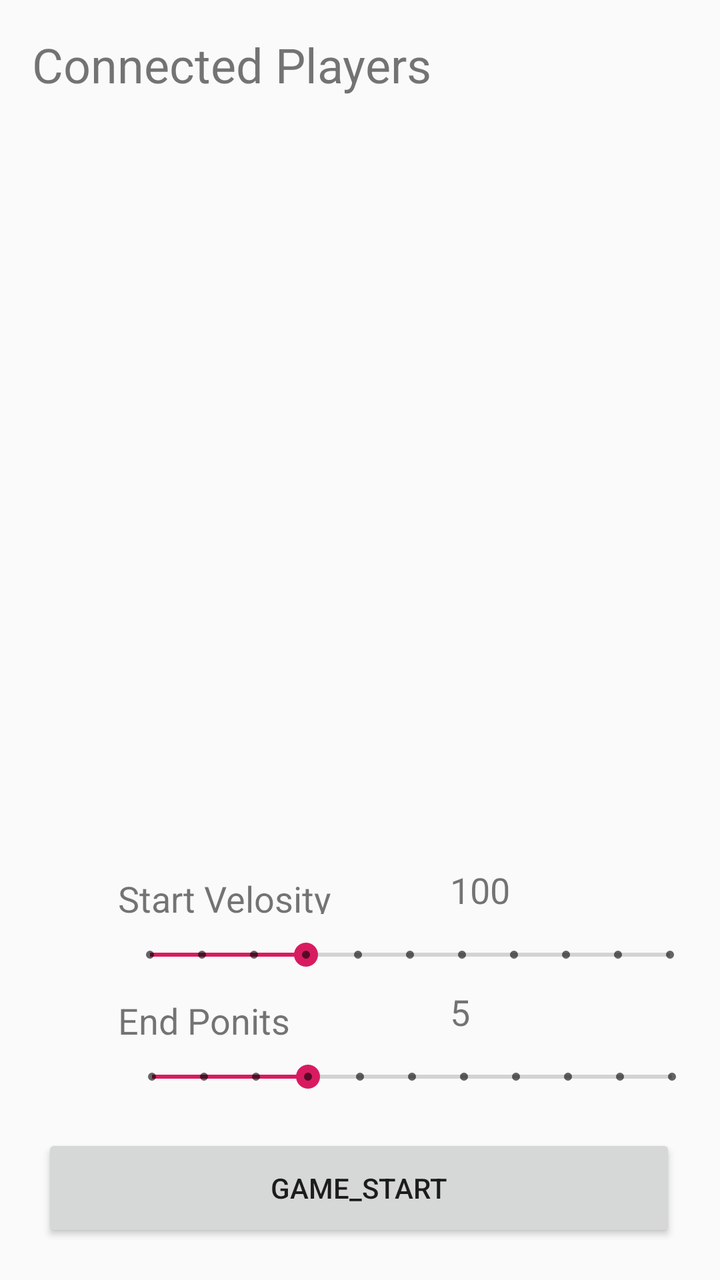
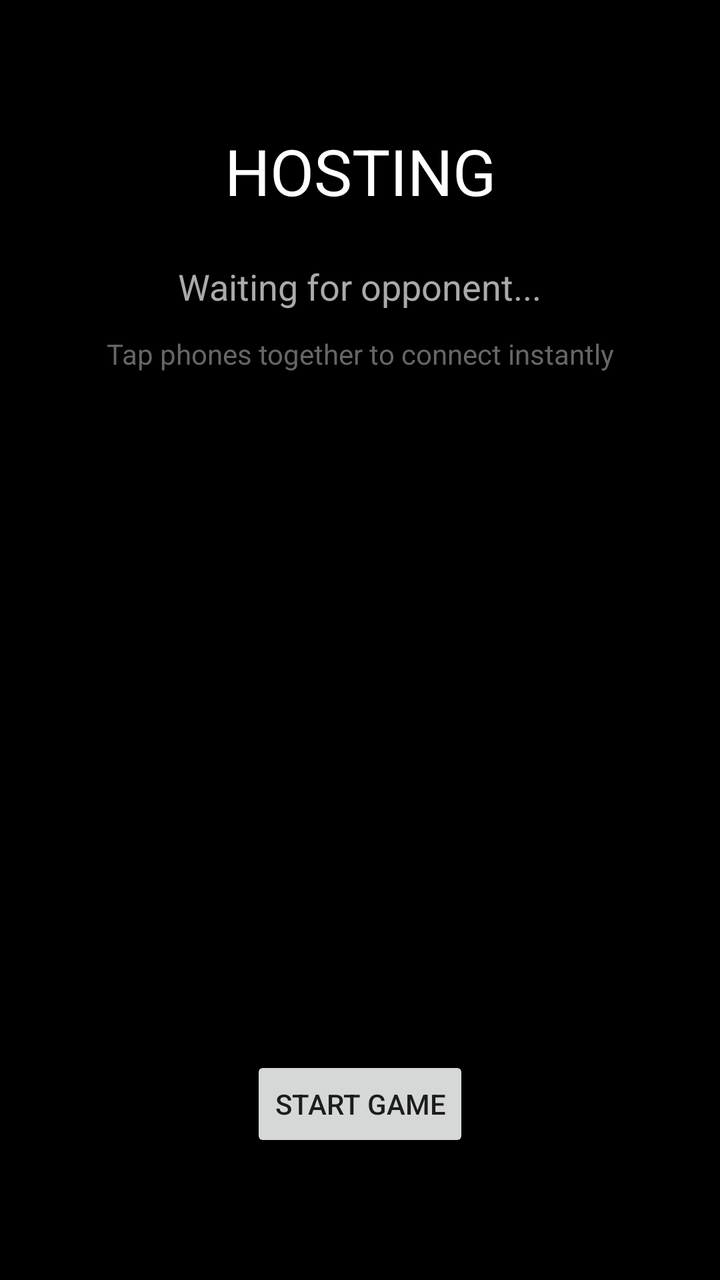

Before-and-after screenshots of an Android layout around one commit, followed by the original layout XML and the change that was made.
<!-- AndroidManifest.xml: application theme AppTheme -->
<!-- res/layout/host.xml -->
<?xml version="1.0" encoding="utf-8"?>
<android.support.constraint.ConstraintLayout
    xmlns:android="http://schemas.android.com/apk/res/android"
    xmlns:app="http://schemas.android.com/apk/res-auto"
    xmlns:tools="http://schemas.android.com/tools"
    android:layout_width="match_parent"
    android:layout_height="match_parent">

    <ListView
        android:id="@+id/Player_connected"
        android:layout_width="match_parent"
        android:layout_height="342dp"
        android:layout_below="@+id/onOff"
        android:layout_alignParentStart="true"
        android:layout_marginTop="52dp"
        android:background="@android:color/transparent"
        android:scrollbars="vertical"
        app:layout_constraintStart_toStartOf="parent"
        app:layout_constraintTop_toTopOf="parent" />

    <Button
        android:id="@+id/game_Start"
        android:layout_width="317dp"
        android:layout_height="54dp"
        android:layout_marginStart="161dp"
        android:layout_marginEnd="162dp"
        android:layout_marginBottom="19dp"
        android:text="Game_Start"
        app:layout_constraintBottom_toBottomOf="parent"
        app:layout_constraintEnd_toEndOf="parent"
        app:layout_constraintStart_toStartOf="parent" />

    <SeekBar
        android:id="@+id/seekBar"
        style="@style/Widget.AppCompat.SeekBar.Discrete"
        android:layout_width="292dp"
        android:layout_height="41dp"
        android:layout_marginStart="60dp"
        android:layout_marginBottom="8dp"
        android:max="10"
        android:progress="3"
        app:layout_constraintBottom_toTopOf="@+id/game_Start"
        app:layout_constraintStart_toStartOf="parent" />

    <SeekBar
        android:id="@+id/seekBar2"
        style="@style/Widget.AppCompat.SeekBar.Discrete"
        android:layout_width="292dp"
        android:layout_height="41dp"
        android:layout_marginStart="59dp"
        android:max="10"
        android:progress="3"
        app:layout_constraintBottom_toTopOf="@+id/textView5"
        app:layout_constraintStart_toStartOf="parent" />

    <TextView
        android:id="@+id/textView3"
        android:layout_width="158dp"
        android:layout_height="20dp"
        android:layout_marginStart="59dp"
        android:text="Start Velosity"
        android:textSize="18sp"
        app:layout_constraintBottom_toTopOf="@+id/seekBar2"
        app:layout_constraintStart_toStartOf="parent" />

    <TextView
        android:id="@+id/textView5"
        android:layout_width="158dp"
        android:layout_height="20dp"
        android:layout_marginStart="59dp"
        android:text="End Ponits"
        android:textSize="18sp"
        app:layout_constraintBottom_toTopOf="@+id/seekBar"
        app:layout_constraintStart_toStartOf="parent" />

    <TextView
        android:id="@+id/game_start_v"
        android:layout_width="wrap_content"
        android:layout_height="wrap_content"
        android:layout_marginStart="8dp"
        android:text="100"
        android:textSize="18sp"
        app:layout_constraintBottom_toTopOf="@+id/seekBar2"
        app:layout_constraintStart_toEndOf="@+id/textView3" />

    <TextView
        android:id="@+id/game_end_points"
        android:layout_width="wrap_content"
        android:layout_height="wrap_content"
        android:layout_marginStart="8dp"
        android:text="5"
        android:textSize="18sp"
        app:layout_constraintBottom_toTopOf="@+id/seekBar"
        app:layout_constraintStart_toEndOf="@+id/textView5" />

    <TextView
        android:id="@+id/textView6"
        android:layout_width="wrap_content"
        android:layout_height="wrap_content"
        android:layout_marginStart="16dp"
        android:layout_marginTop="16dp"
        android:text="Connected Players"
        android:textSize="24sp"
        app:layout_constraintStart_toStartOf="parent"
        app:layout_constraintTop_toTopOf="parent" />

</android.support.constraint.ConstraintLayout>
<!-- resources referenced by this layout -->
<resources>
  <style name="AppTheme" parent="Theme.AppCompat.Light.NoActionBar">
          <item name="colorPrimary">@color/colorPrimary</item>
          <item name="colorPrimaryDark">@color/colorPrimaryDark</item>
          <item name="colorAccent">@color/colorAccent</item>
      </style>
  <color name="colorPrimary">#0c7c51</color>
  <color name="colorPrimaryDark">#00574B</color>
  <color name="colorAccent">#D81B60</color>
</resources>

<!-- the commit's change to res/layout/host.xml (unified diff, before → after) -->
@@ -1,107 +1,76 @@
 <?xml version="1.0" encoding="utf-8"?>
-<android.support.constraint.ConstraintLayout
+<androidx.constraintlayout.widget.ConstraintLayout
     xmlns:android="http://schemas.android.com/apk/res/android"
     xmlns:app="http://schemas.android.com/apk/res-auto"
-    xmlns:tools="http://schemas.android.com/tools"
     android:layout_width="match_parent"
-    android:layout_height="match_parent">
+    android:layout_height="match_parent"
+    android:background="#000000">
 
-    <ListView
-        android:id="@+id/Player_connected"
-        android:layout_width="match_parent"
-        android:layout_height="342dp"
-        android:layout_below="@+id/onOff"
-        android:layout_alignParentStart="true"
-        android:layout_marginTop="52dp"
-        android:background="@android:color/transparent"
-        android:scrollbars="vertical"
+    <TextView
+        android:id="@+id/host_title"
+        android:layout_width="wrap_content"
+        android:layout_height="wrap_content"
+        android:layout_marginTop="64dp"
+        android:text="HOSTING"
+        android:textColor="#FFFFFF"
+        android:textSize="32sp"
+        app:layout_constraintEnd_toEndOf="parent"
         app:layout_constraintStart_toStartOf="parent"
         app:layout_constraintTop_toTopOf="parent" />
 
+    <TextView
+        android:id="@+id/host_status"
+        android:layout_width="wrap_content"
+        android:layout_height="wrap_content"
+        android:layout_marginTop="24dp"
+        android:text="Waiting for opponent..."
+        android:textColor="#AAAAAA"
+        android:textSize="18sp"
+        app:layout_constraintEnd_toEndOf="parent"
+        app:layout_constraintStart_toStartOf="parent"
+        app:layout_constraintTop_toBottomOf="@+id/host_title" />
+
+    <TextView
+        android:id="@+id/host_nfc_hint"
+        android:layout_width="wrap_content"
+        android:layout_height="wrap_content"
+        android:layout_marginTop="12dp"
+        android:text="Tap phones together to connect instantly"
+        android:textColor="#666666"
+        android:textSize="14sp"
+        app:layout_constraintEnd_toEndOf="parent"
+        app:layout_constraintStart_toStartOf="parent"
+        app:layout_constraintTop_toBottomOf="@+id/host_status" />
+
+    <ProgressBar
+        android:id="@+id/host_progress"
+        android:layout_width="wrap_content"
+        android:layout_height="wrap_content"
+        android:layout_marginTop="48dp"
+        app:layout_constraintEnd_toEndOf="parent"
+        app:layout_constraintStart_toStartOf="parent"
+        app:layout_constraintTop_toBottomOf="@+id/host_nfc_hint" />
+
+    
     <Button
         android:id="@+id/game_Start"
-        android:layout_width="317dp"
-        android:layout_height="54dp"
-        android:layout_marginStart="161dp"
-        android:layout_marginEnd="162dp"
-        android:layout_marginBottom="19dp"
-        android:text="Game_Start"
+        android:layout_width="wrap_content"
+        android:layout_height="wrap_content"
+        android:layout_marginBottom="64dp"
+        android:text="Start Game"
+        android:visibility="visible"
         app:layout_constraintBottom_toBottomOf="parent"
         app:layout_constraintEnd_toEndOf="parent"
         app:layout_constraintStart_toStartOf="parent" />
 
-    <SeekBar
-        android:id="@+id/seekBar"
-        style="@style/Widget.AppCompat.SeekBar.Discrete"
-        android:layout_width="292dp"
-        android:layout_height="41dp"
-        android:layout_marginStart="60dp"
-        android:layout_marginBottom="8dp"
-        android:max="10"
-        android:progress="3"
-        app:layout_constraintBottom_toTopOf="@+id/game_Start"
-        app:layout_constraintStart_toStartOf="parent" />
-
-    <SeekBar
-        android:id="@+id/seekBar2"
-        style="@style/Widget.AppCompat.SeekBar.Discrete"
-        android:layout_width="292dp"
-        android:layout_height="41dp"
-        android:layout_marginStart="59dp"
-        android:max="10"
-        android:progress="3"
-        app:layout_constraintBottom_toTopOf="@+id/textView5"
-        app:layout_constraintStart_toStartOf="parent" />
-
-    <TextView
-        android:id="@+id/textView3"
-        android:layout_width="158dp"
-        android:layout_height="20dp"
-        android:layout_marginStart="59dp"
-        android:text="Start Velosity"
-        android:textSize="18sp"
-        app:layout_constraintBottom_toTopOf="@+id/seekBar2"
-        app:layout_constraintStart_toStartOf="parent" />
-
-    <TextView
-        android:id="@+id/textView5"
-        android:layout_width="158dp"
-        android:layout_height="20dp"
-        android:layout_marginStart="59dp"
-        android:text="End Ponits"
-        android:textSize="18sp"
-        app:layout_constraintBottom_toTopOf="@+id/seekBar"
-        app:layout_constraintStart_toStartOf="parent" />
-
-    <TextView
-        android:id="@+id/game_start_v"
-        android:layout_width="wrap_content"
-        android:layout_height="wrap_content"
-        android:layout_marginStart="8dp"
-        android:text="100"
-        android:textSize="18sp"
-        app:layout_constraintBottom_toTopOf="@+id/seekBar2"
-        app:layout_constraintStart_toEndOf="@+id/textView3" />
-
-    <TextView
-        android:id="@+id/game_end_points"
-        android:layout_width="wrap_content"
-        android:layout_height="wrap_content"
-        android:layout_marginStart="8dp"
-        android:text="5"
-        android:textSize="18sp"
-        app:layout_constraintBottom_toTopOf="@+id/seekBar"
-        app:layout_constraintStart_toEndOf="@+id/textView5" />
-
-    <TextView
-        android:id="@+id/textView6"
-        android:layout_width="wrap_content"
-        android:layout_height="wrap_content"
-        android:layout_marginStart="16dp"
-        android:layout_marginTop="16dp"
-        android:text="Connected Players"
-        android:textSize="24sp"
+    
+    <ListView
+        android:id="@+id/Player_connected"
+        android:layout_width="0dp"
+        android:layout_height="0dp"
+        android:visibility="gone"
+        app:layout_constraintEnd_toEndOf="parent"
         app:layout_constraintStart_toStartOf="parent"
         app:layout_constraintTop_toTopOf="parent" />
 
-</android.support.constraint.ConstraintLayout>
+</androidx.constraintlayout.widget.ConstraintLayout>
